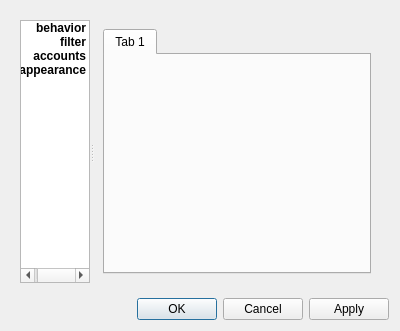
Before: the Qt Designer form gui/preferences.ui in dodo/blain, drawn with Qt 5.
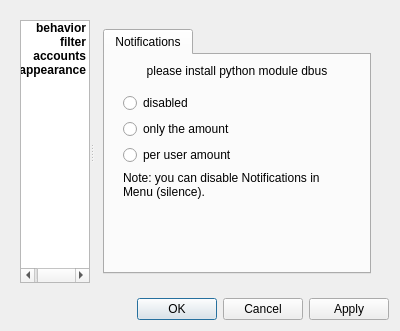
After: the same form once the commit is applied.

Commit message: new feature: notifications

The edit to the form file:
```diff
--- a/gui/preferences.ui
+++ b/gui/preferences.ui
@@ -123,8 +123,77 @@
              </property>
              <widget class="QWidget" name="tab">
               <attribute name="title">
-               <string>Tab 1</string>
+               <string>Notifications</string>
               </attribute>
+              <layout class="QVBoxLayout" name="verticalLayout_9">
+               <item>
+                <widget class="QLabel" name="notinstalledLabel">
+                 <property name="text">
+                  <string>please install python module dbus</string>
+                 </property>
+                 <property name="alignment">
+                  <set>Qt::AlignCenter</set>
+                 </property>
+                 <property name="wordWrap">
+                  <bool>true</bool>
+                 </property>
+                </widget>
+               </item>
+               <item>
+                <widget class="QWidget" name="notificationSettings" native="true">
+                 <layout class="QVBoxLayout" name="verticalLayout_12">
+                  <item>
+                   <layout class="QVBoxLayout" name="verticalLayout_11">
+                    <item>
+                     <widget class="QRadioButton" name="notif_disabledButton">
+                      <property name="text">
+                       <string>disabled</string>
+                      </property>
+                     </widget>
+                    </item>
+                    <item>
+                     <widget class="QRadioButton" name="notif_amountButton">
+                      <property name="text">
+                       <string>only the amount</string>
+                      </property>
+                     </widget>
+                    </item>
+                    <item>
+                     <widget class="QRadioButton" name="notif_userButton">
+                      <property name="text">
+                       <string>per user amount</string>
+                      </property>
+                     </widget>
+                    </item>
+                    <item>
+                     <widget class="QLabel" name="label_7">
+                      <property name="text">
+                       <string>Note: you can disable Notifications in Menu (silence).</string>
+                      </property>
+                      <property name="wordWrap">
+                       <bool>true</bool>
+                      </property>
+                     </widget>
+                    </item>
+                    <item>
+                     <spacer name="verticalSpacer">
+                      <property name="orientation">
+                       <enum>Qt::Vertical</enum>
+                      </property>
+                      <property name="sizeHint" stdset="0">
+                       <size>
+                        <width>20</width>
+                        <height>40</height>
+                       </size>
+                      </property>
+                     </spacer>
+                    </item>
+                   </layout>
+                  </item>
+                 </layout>
+                </widget>
+               </item>
+              </layout>
              </widget>
             </widget>
            </item>
```
The commit also changes 4 other files.
